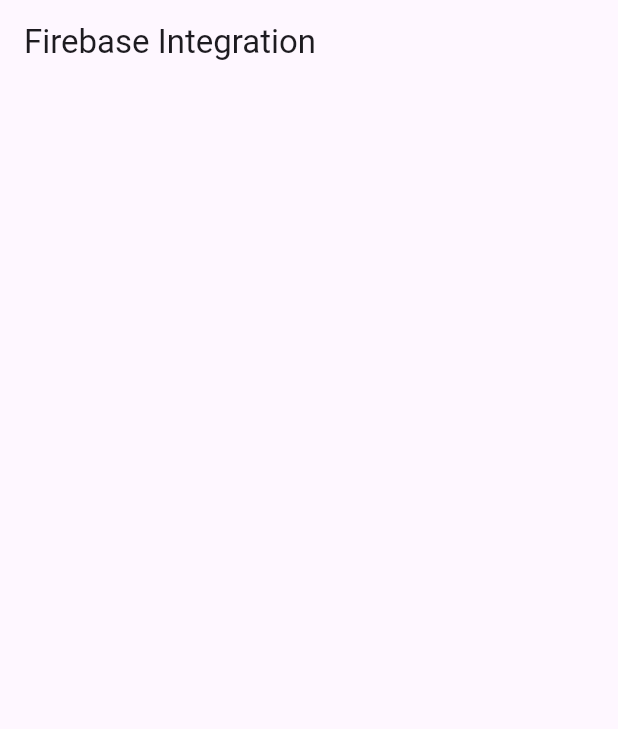
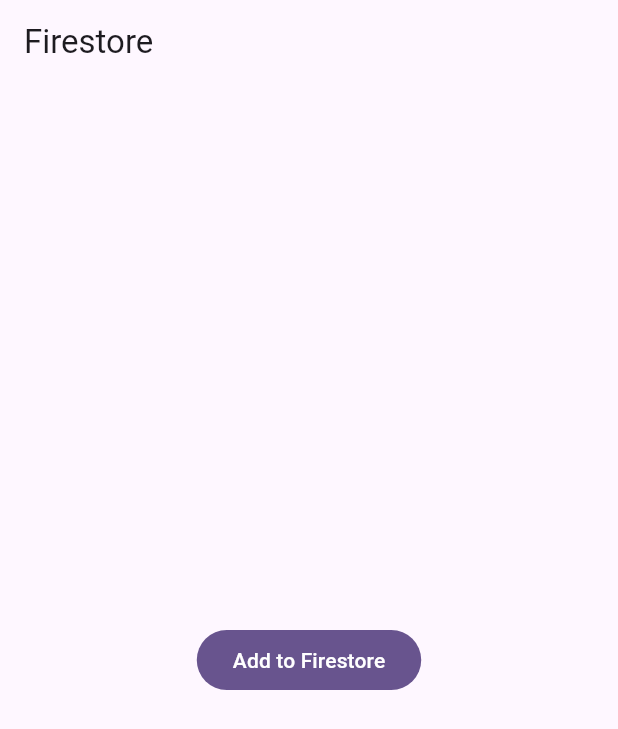
Before and after one commit to mehmetartun/CSEN268-S25, a Flutter app: the screen it shows after launch, on a phone screen of 412 x 824 dp. Shown: the top 729 px of the screen. Run offline on Flutter 3.47's test engine with Material 3 defaults, Android fonts, the phone set to English and light mode, and no system bars; our stand-ins replace cloud_firestore, firebase_core, flutter_bloc, flutter_contacts, flutter_lorem, geolocator and 3 more; missing offline and left inert: file_saver; accounts and stored records are empty.

Commit message:
firebase options

```diff
--- a/lib/main.dart
+++ b/lib/main.dart
@@ -1,15 +1,15 @@
-import 'package:csen268_s25/pages/contacts/contacts_page.dart';
-import 'package:csen268_s25/pages/map_page.dart';
+import 'package:csen268_s25/pages/firestore_page.dart';
+import 'package:firebase_core/firebase_core.dart';
 import 'package:flutter/material.dart';
 import 'package:flutter_bloc/flutter_bloc.dart';
 
-import 'navigation/route_name.dart';
+import 'firebase_options.dart';
 import 'pages/generic_page.dart';
-import 'pages/image_page.dart';
 import 'repositories/authentication/authentication_repository.dart';
 
-void main() {
+void main() async {
   WidgetsFlutterBinding.ensureInitialized();
+  await Firebase.initializeApp(options: DefaultFirebaseOptions.currentPlatform);
   runApp(MyApp());
 }
 
@@ -28,7 +28,7 @@ class MyApp extends StatelessWidget {
           colorScheme: ColorScheme.fromSeed(seedColor: Colors.deepPurple),
           useMaterial3: true,
         ),
-        home: GenericPage(title: "Firebase Integration"),
+        home: FirestorePage(),
       ),
     );
   }
--- /dev/null
+++ b/lib/pages/firestore_page.dart
@@ -0,0 +1,23 @@
+import 'package:cloud_firestore/cloud_firestore.dart';
+import 'package:flutter/material.dart';
+
+class FirestorePage extends StatelessWidget {
+  const FirestorePage({super.key});
+
+  @override
+  Widget build(BuildContext context) {
+    return Scaffold(
+      appBar: AppBar(title: Text("Firestore")),
+      body: Center(
+        child: FilledButton(
+          child: Text("Add to Firestore"),
+          onPressed: () async {
+            FirebaseFirestore.instance.collection('test').add({
+              'value': 'test @ ${DateTime.now().millisecondsSinceEpoch}',
+            });
+          },
+        ),
+      ),
+    );
+  }
+}
--- a/pubspec.yaml
+++ b/pubspec.yaml
@@ -44,6 +44,8 @@ dependencies:
   geolocator: ^14.0.0
   flutter_contacts: ^1.1.9+2
   permission_handler: ^12.0.0+1
+  firebase_core: ^3.13.0
+  cloud_firestore: ^5.6.7
 
 
 
```
Also changed, not shown: firebase.json (added), lib/firebase_options.dart (added), pubspec.lock, 15 other files.
